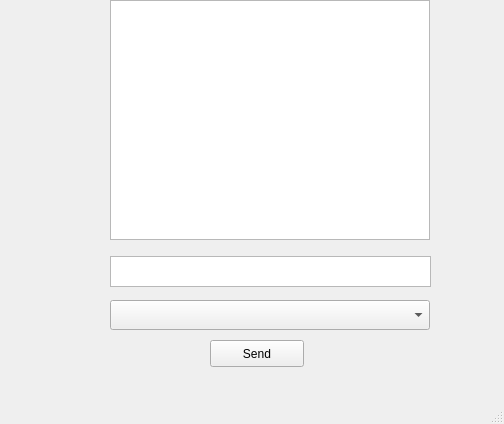
Emoti-h4ckademy/Emoti-cli, file Emoti-cli-app/src/mainwindow.ui: the form before one commit.
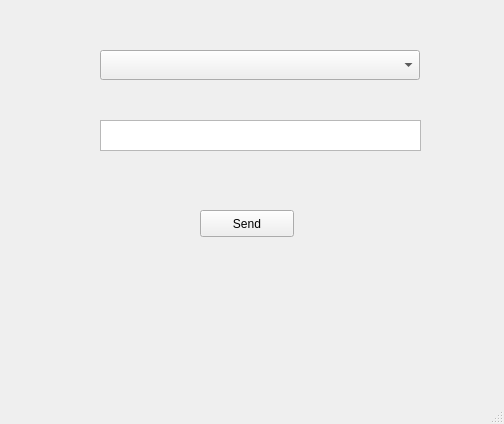
The form after the commit.

Commit message: Minimal interface

The edit to the form file:
```diff
--- a/Emoti-cli-app/src/mainwindow.ui
+++ b/Emoti-cli-app/src/mainwindow.ui
@@ -17,8 +17,8 @@
    <widget class="QComboBox" name="camListBox">
     <property name="geometry">
      <rect>
-      <x>110</x>
-      <y>300</y>
+      <x>100</x>
+      <y>50</y>
       <width>320</width>
       <height>30</height>
      </rect>
@@ -27,21 +27,11 @@
      <number>5</number>
     </property>
    </widget>
-   <widget class="QGraphicsView" name="graphicsView">
-    <property name="geometry">
-     <rect>
-      <x>110</x>
-      <y>0</y>
-      <width>320</width>
-      <height>240</height>
-     </rect>
-    </property>
-   </widget>
    <widget class="QPushButton" name="buttonSend">
     <property name="geometry">
      <rect>
-      <x>210</x>
-      <y>340</y>
+      <x>200</x>
+      <y>210</y>
       <width>94</width>
       <height>27</height>
      </rect>
@@ -53,8 +43,8 @@
    <widget class="QTextEdit" name="textServer">
     <property name="geometry">
      <rect>
-      <x>110</x>
-      <y>256</y>
+      <x>100</x>
+      <y>120</y>
       <width>321</width>
       <height>31</height>
      </rect>
```
The commit also changes 1 other file.
